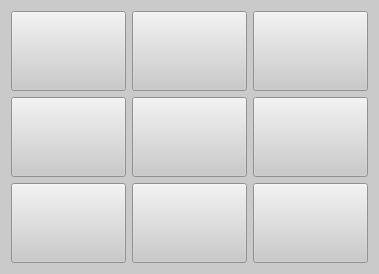
This is ui.ui in danielnv051/Assignment-18 as Qt 5 draws it before an edit. The edited form follows.
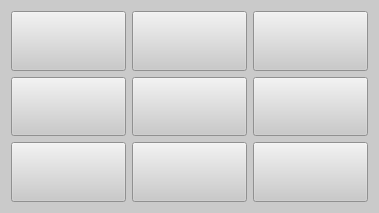
This is the edited form.

Diff of the .ui file:
```diff
--- a/ui.ui
+++ b/ui.ui
@@ -12,8 +12,8 @@
    <rect>
     <x>0</x>
     <y>0</y>
-    <width>290</width>
-    <height>274</height>
+    <width>366</width>
+    <height>213</height>
    </rect>
   </property>
   <property name="sizePolicy">
```
